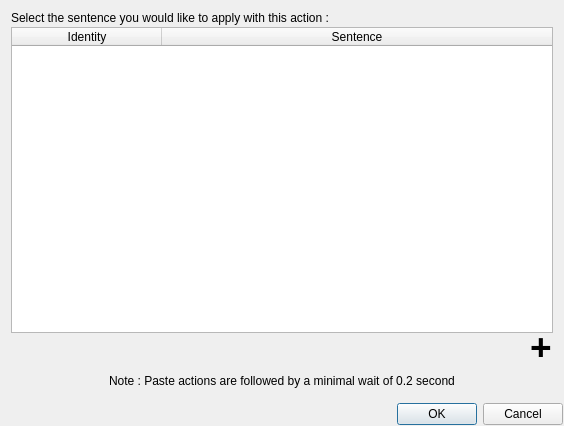
Old version of the form ui/createactiondialog/CreatePasteActionDialog.ui in the repository AmirHammouteneEI/ScheduledPasteAndKeys.
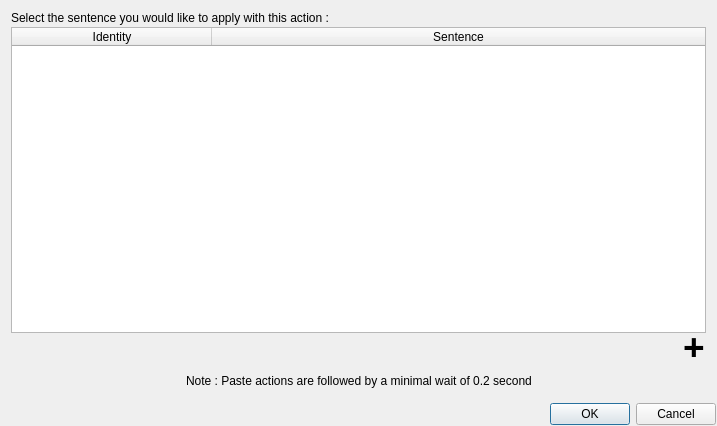
New version of the form. Custom widgets are drawn as their Qt base class.

The edit to the form file:
```diff
--- a/ui/createactiondialog/CreatePasteActionDialog.ui
+++ b/ui/createactiondialog/CreatePasteActionDialog.ui
@@ -6,7 +6,7 @@
    <rect>
     <x>0</x>
     <y>0</y>
-    <width>564</width>
+    <width>717</width>
     <height>426</height>
    </rect>
   </property>
@@ -225,8 +225,11 @@
        <property name="selectionBehavior">
         <enum>QAbstractItemView::SelectionBehavior::SelectRows</enum>
        </property>
+       <attribute name="horizontalHeaderMinimumSectionSize">
+        <number>64</number>
+       </attribute>
        <attribute name="horizontalHeaderDefaultSectionSize">
-        <number>150</number>
+        <number>200</number>
        </attribute>
        <attribute name="horizontalHeaderStretchLastSection">
         <bool>true</bool>
```
Left out of the diff: 8 changed lines with no effect on the pictures.
